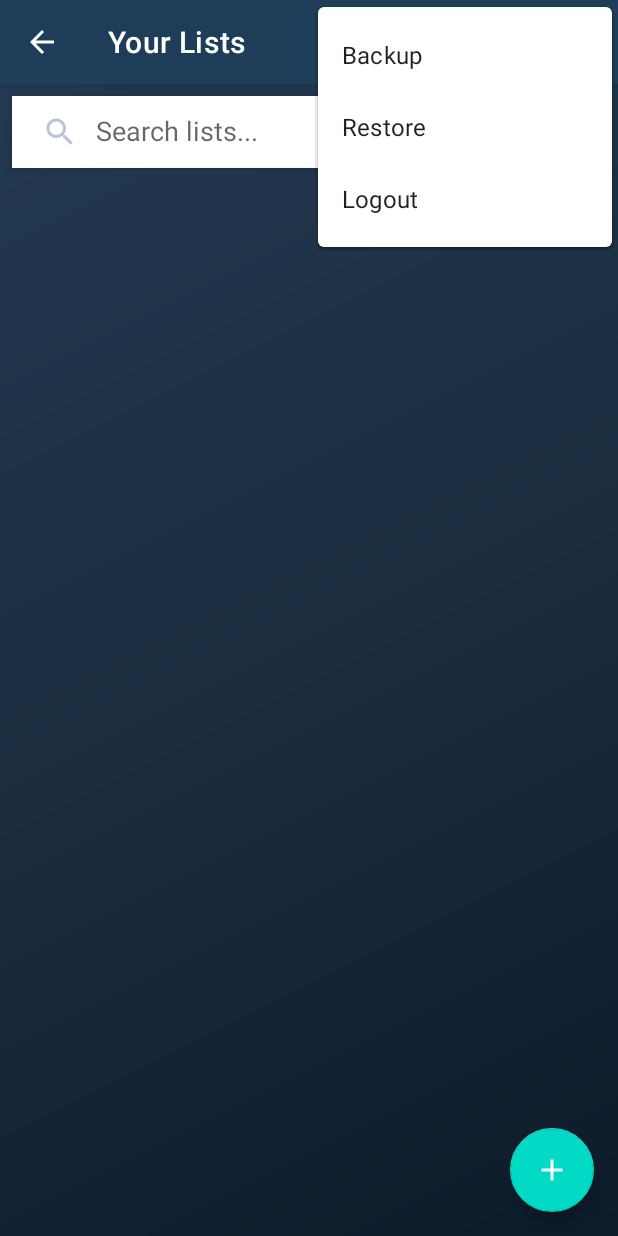
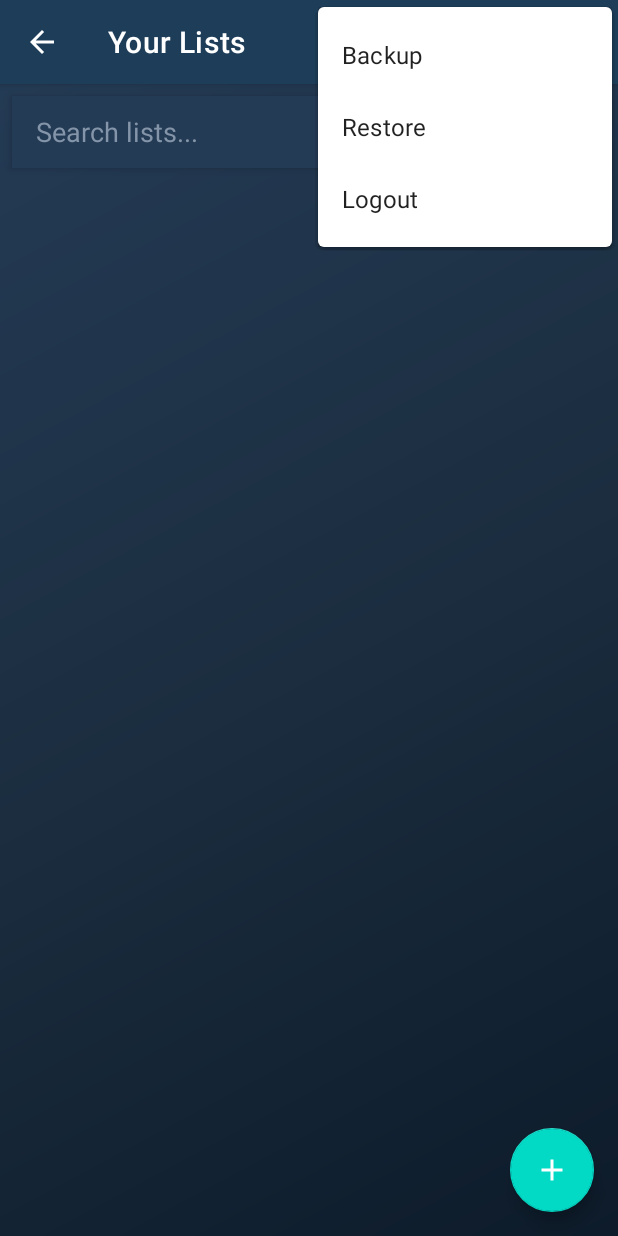
Before and after one commit to janithjay/ToDo-List-App, an Android app built with Jetpack Compose: the ListsActivity screen opened directly, with no data from a screen before it, with the options menu open, on a phone screen of 412 x 824 dp. Run offline under Robolectric (Android 15) with nearby library versions, the phone set to English and light mode, and no system bars; our stand-ins replace Firebase (no records; nobody signed in at launch, a user with empty details on screens opened directly), Room's generated code.

Commit message:
changed search button color

```diff
--- a/app/src/main/res/layout/activity_lists.xml
+++ b/app/src/main/res/layout/activity_lists.xml
@@ -7,17 +7,21 @@
     <LinearLayout
         android:layout_width="match_parent"
         android:layout_height="match_parent"
-        android:orientation="vertical">
+        android:orientation="vertical"
+        android:background="@drawable/gradient_background">
 
         <androidx.appcompat.widget.SearchView
             android:id="@+id/searchView"
             android:layout_width="match_parent"
             android:layout_height="wrap_content"
             android:layout_margin="8dp"
-            android:background="@android:color/white"
+            android:background="@color/surface_card"
             android:elevation="4dp"
             app:iconifiedByDefault="false"
-            app:queryHint="Search lists..." />
+            app:queryHint="Search lists..."
+            app:queryBackground="@android:color/transparent"
+            app:searchIcon="@null"
+            android:theme="@style/AppSearchView" />
 
         <androidx.recyclerview.widget.RecyclerView
             android:id="@+id/recyclerViewLists"
--- a/app/src/main/res/layout/item_todo_item.xml
+++ b/app/src/main/res/layout/item_todo_item.xml
@@ -5,7 +5,8 @@
     android:layout_height="wrap_content"
     android:layout_margin="4dp"
     app:cardCornerRadius="8dp"
-    app:cardElevation="2dp">
+    app:cardElevation="2dp"
+    app:cardBackgroundColor="@color/surface_card">
 
     <LinearLayout
         android:layout_width="match_parent"
--- a/app/src/main/res/values/themes.xml
+++ b/app/src/main/res/values/themes.xml
@@ -53,4 +53,12 @@
         <item name="android:textColor">@color/accent</item>
         <item name="rippleColor">@color/ripple_color</item>
     </style>
+
+    <style name="AppSearchView" parent="Widget.AppCompat.SearchView">
+        <item name="android:textColor">@color/text_primary</item>
+        <item name="android:textColorHint">@color/text_hint</item>
+        <item name="android:tint">@color/text_secondary</item>
+        <item name="queryBackground">@android:color/transparent</item>
+        <item name="android:editTextColor">@color/text_primary</item>
+    </style>
 </resources>
```
